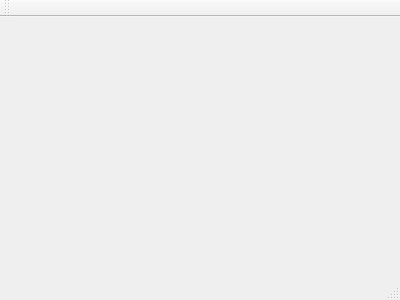
Above: mainwindow.ui from Kjelland/lynxDrive before the change. Below: the same form after it.
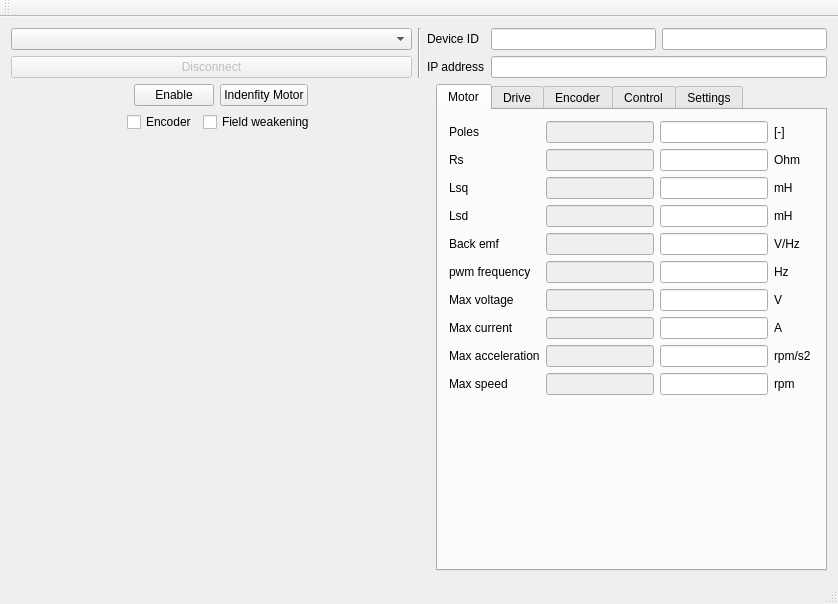
That is the form after the change. The open tabs and pages were chosen to show the change.

```diff
--- a/mainwindow.ui
+++ b/mainwindow.ui
@@ -1,24 +1,842 @@
 <ui version="4.0">
  <class>MainWindow</class>
- <widget class="QMainWindow" name="MainWindow" >
-  <property name="geometry" >
+ <widget class="QMainWindow" name="MainWindow">
+  <property name="geometry">
    <rect>
     <x>0</x>
     <y>0</y>
-    <width>400</width>
-    <height>300</height>
+    <width>838</width>
+    <height>604</height>
    </rect>
   </property>
   <property name="windowTitle" >
    <string>MainWindow</string>
   </property>
-  <widget class="QMenuBar" name="menuBar" />
-  <widget class="QToolBar" name="mainToolBar" />
-  <widget class="QWidget" name="centralWidget" />
-  <widget class="QStatusBar" name="statusBar" />
+  <widget class="QWidget" name="centralWidget">
+   <property name="sizePolicy">
+    <sizepolicy hsizetype="Preferred" vsizetype="Minimum">
+     <horstretch>0</horstretch>
+     <verstretch>0</verstretch>
+    </sizepolicy>
+   </property>
+   <layout class="QVBoxLayout" name="verticalLayout_2">
+    <item>
+     <layout class="QHBoxLayout" name="banner">
+      <property name="sizeConstraint">
+       <enum>QLayout::SetDefaultConstraint</enum>
+      </property>
+      <item>
+       <layout class="QVBoxLayout" name="verticalLayout">
+        <item>
+         <widget class="QComboBox" name="comboBox">
+          <property name="sizePolicy">
+           <sizepolicy hsizetype="Preferred" vsizetype="Fixed">
+            <horstretch>0</horstretch>
+            <verstretch>0</verstretch>
+           </sizepolicy>
+          </property>
+         </widget>
+        </item>
+        <item>
+         <widget class="QPushButton" name="pushButton">
+          <property name="enabled">
+           <bool>false</bool>
+          </property>
+          <property name="sizePolicy">
+           <sizepolicy hsizetype="Preferred" vsizetype="Fixed">
+            <horstretch>0</horstretch>
+            <verstretch>0</verstretch>
+           </sizepolicy>
+          </property>
+          <property name="text">
+           <string>Disconnect</string>
+          </property>
+         </widget>
+        </item>
+       </layout>
+      </item>
+      <item>
+       <widget class="Line" name="line">
+        <property name="orientation">
+         <enum>Qt::Vertical</enum>
+        </property>
+       </widget>
+      </item>
+      <item>
+       <layout class="QFormLayout" name="formLayout">
+        <item row="0" column="0">
+         <widget class="QLabel" name="label">
+          <property name="sizePolicy">
+           <sizepolicy hsizetype="Preferred" vsizetype="Preferred">
+            <horstretch>0</horstretch>
+            <verstretch>0</verstretch>
+           </sizepolicy>
+          </property>
+          <property name="text">
+           <string>Device ID</string>
+          </property>
+         </widget>
+        </item>
+        <item row="1" column="0">
+         <widget class="QLabel" name="label_2">
+          <property name="text">
+           <string>IP address</string>
+          </property>
+         </widget>
+        </item>
+        <item row="1" column="1">
+         <widget class="QLineEdit" name="lineEdit_2">
+          <property name="sizePolicy">
+           <sizepolicy hsizetype="Preferred" vsizetype="Fixed">
+            <horstretch>0</horstretch>
+            <verstretch>0</verstretch>
+           </sizepolicy>
+          </property>
+         </widget>
+        </item>
+        <item row="0" column="1">
+         <layout class="QHBoxLayout" name="horizontalLayout_11">
+          <item>
+           <widget class="QLineEdit" name="lineEdit_23">
+            <property name="sizePolicy">
+             <sizepolicy hsizetype="Preferred" vsizetype="Fixed">
+              <horstretch>0</horstretch>
+              <verstretch>0</verstretch>
+             </sizepolicy>
+            </property>
+           </widget>
+          </item>
+          <item>
+           <widget class="QLineEdit" name="lineEdit">
+            <property name="sizePolicy">
+             <sizepolicy hsizetype="Preferred" vsizetype="Fixed">
+              <horstretch>0</horstretch>
+              <verstretch>0</verstretch>
+             </sizepolicy>
+            </property>
+           </widget>
+          </item>
+         </layout>
+        </item>
+       </layout>
+      </item>
+     </layout>
+    </item>
+    <item>
+     <layout class="QHBoxLayout" name="main">
+      <item>
+       <layout class="QVBoxLayout" name="verticalLayout_3">
+        <item>
+         <layout class="QVBoxLayout" name="verticalLayout_7">
+          <item>
+           <layout class="QHBoxLayout" name="horizontalLayout_13">
+            <item>
+             <spacer name="horizontalSpacer">
+              <property name="orientation">
+               <enum>Qt::Horizontal</enum>
+              </property>
+              <property name="sizeHint" stdset="0">
+               <size>
+                <width>40</width>
+                <height>20</height>
+               </size>
+              </property>
+             </spacer>
+            </item>
+            <item>
+             <widget class="QPushButton" name="pushButton_3">
+              <property name="text">
+               <string>Enable</string>
+              </property>
+             </widget>
+            </item>
+            <item>
+             <widget class="QPushButton" name="pushButton_2">
+              <property name="text">
+               <string>Indenfity Motor</string>
+              </property>
+             </widget>
+            </item>
+            <item>
+             <spacer name="horizontalSpacer_2">
+              <property name="orientation">
+               <enum>Qt::Horizontal</enum>
+              </property>
+              <property name="sizeHint" stdset="0">
+               <size>
+                <width>40</width>
+                <height>20</height>
+               </size>
+              </property>
+             </spacer>
+            </item>
+           </layout>
+          </item>
+         </layout>
+        </item>
+        <item>
+         <layout class="QHBoxLayout" name="horizontalLayout_14">
+          <item>
+           <spacer name="horizontalSpacer_3">
+            <property name="orientation">
+             <enum>Qt::Horizontal</enum>
+            </property>
+            <property name="sizeHint" stdset="0">
+             <size>
+              <width>40</width>
+              <height>20</height>
+             </size>
+            </property>
+           </spacer>
+          </item>
+          <item>
+           <widget class="QCheckBox" name="checkBox_2">
+            <property name="text">
+             <string>Encoder</string>
+            </property>
+           </widget>
+          </item>
+          <item>
+           <widget class="QCheckBox" name="checkBox">
+            <property name="text">
+             <string>Field weakening</string>
+            </property>
+           </widget>
+          </item>
+          <item>
+           <spacer name="horizontalSpacer_4">
+            <property name="orientation">
+             <enum>Qt::Horizontal</enum>
+            </property>
+            <property name="sizeHint" stdset="0">
+             <size>
+              <width>40</width>
+              <height>20</height>
+             </size>
+            </property>
+           </spacer>
+          </item>
+         </layout>
+        </item>
+        <item>
+         <layout class="QHBoxLayout" name="horizontalLayout_15"/>
+        </item>
+        <item>
+         <spacer name="verticalSpacer">
+          <property name="orientation">
+           <enum>Qt::Vertical</enum>
+          </property>
+          <property name="sizeHint" stdset="0">
+           <size>
+            <width>20</width>
+            <height>40</height>
+           </size>
+          </property>
+         </spacer>
+        </item>
+       </layout>
+      </item>
+      <item>
+       <widget class="QTabWidget" name="tabWidget">
+        <property name="sizePolicy">
+         <sizepolicy hsizetype="Preferred" vsizetype="Expanding">
+          <horstretch>0</horstretch>
+          <verstretch>0</verstretch>
+         </sizepolicy>
+        </property>
+        <property name="currentIndex">
+         <number>2</number>
+        </property>
+        <widget class="QWidget" name="tabMotor">
+         <attribute name="title">
+          <string>Motor</string>
+         </attribute>
+         <layout class="QHBoxLayout" name="horizontalLayout">
+          <item>
+           <layout class="QFormLayout" name="formLayout_2">
+            <item row="0" column="0">
+             <widget class="QLabel" name="label_5">
+              <property name="text">
+               <string>Poles</string>
+              </property>
+             </widget>
+            </item>
+            <item row="0" column="1">
+             <layout class="QHBoxLayout" name="formLayou">
+              <item>
+               <widget class="QLineEdit" name="lineEdit_6">
+                <property name="enabled">
+                 <bool>false</bool>
+                </property>
+               </widget>
+              </item>
+              <item>
+               <widget class="QLineEdit" name="lineEdit_5"/>
+              </item>
+              <item>
+               <widget class="QLabel" name="label_6">
+                <property name="sizePolicy">
+                 <sizepolicy hsizetype="Minimum" vsizetype="Preferred">
+                  <horstretch>0</horstretch>
+                  <verstretch>0</verstretch>
+                 </sizepolicy>
+                </property>
+                <property name="minimumSize">
+                 <size>
+                  <width>40</width>
+                  <height>0</height>
+                 </size>
+                </property>
+                <property name="text">
+                 <string>[-]</string>
+                </property>
+               </widget>
+              </item>
+             </layout>
+            </item>
+            <item row="1" column="0">
+             <widget class="QLabel" name="label_3">
+              <property name="text">
+               <string>Rs</string>
+              </property>
+             </widget>
+            </item>
+            <item row="1" column="1">
+             <layout class="QHBoxLayout" name="horizontalLayout_2">
+              <item>
+               <widget class="QLineEdit" name="lineEdit_4">
+                <property name="enabled">
+                 <bool>false</bool>
+                </property>
+               </widget>
+              </item>
+              <item>
+               <widget class="QLineEdit" name="lineEdit_3"/>
+              </item>
+              <item>
+               <widget class="QLabel" name="label_4">
+                <property name="sizePolicy">
+                 <sizepolicy hsizetype="Minimum" vsizetype="Preferred">
+                  <horstretch>0</horstretch>
+                  <verstretch>0</verstretch>
+                 </sizepolicy>
+                </property>
+                <property name="minimumSize">
+                 <size>
+                  <width>40</width>
+                  <height>0</height>
+                 </size>
+                </property>
+                <property name="text">
+                 <string>Ohm</string>
+                </property>
+               </widget>
+              </item>
+             </layout>
+            </item>
+            <item row="2" column="0">
+             <widget class="QLabel" name="lLabel">
+              <property name="text">
+               <string>Lsq</string>
+              </property>
+             </widget>
+            </item>
+            <item row="3" column="0">
+             <widget class="QLabel" name="label_7">
+              <property name="text">
+               <string>Lsd</string>
+              </property>
+             </widget>
+            </item>
+            <item row="4" column="0">
+             <widget class="QLabel" name="label_8">
+              <property name="text">
+               <string>Back emf</string>
+              </property>
+             </widget>
+            </item>
+            <item row="5" column="0">
+             <widget class="QLabel" name="label_9">
+              <property name="text">
+               <string>pwm frequency</string>
+              </property>
+             </widget>
+            </item>
+            <item row="6" column="0">
+             <widget class="QLabel" name="label_10">
+              <property name="text">
+               <string>Max voltage</string>
+              </property>
+             </widget>
+            </item>
+            <item row="7" column="0">
+             <widget class="QLabel" name="label_11">
+              <property name="text">
+               <string>Max current</string>
+              </property>
+             </widget>
+            </item>
+            <item row="9" column="0">
+             <widget class="QLabel" name="label_13">
+              <property name="text">
+               <string>Max speed</string>
+              </property>
+             </widget>
+            </item>
+            <item row="8" column="0">
+             <widget class="QLabel" name="label_12">
+              <property name="text">
+               <string>Max acceleration</string>
+              </property>
+             </widget>
+            </item>
+            <item row="2" column="1">
+             <layout class="QHBoxLayout" name="horizontalLayout_3">
+              <item>
+               <widget class="QLineEdit" name="lineEdit_7">
+                <property name="enabled">
+                 <bool>false</bool>
+                </property>
+               </widget>
+              </item>
+              <item>
+               <widget class="QLineEdit" name="lineEdit_9"/>
+              </item>
+              <item>
+               <widget class="QLabel" name="label_14">
+                <property name="sizePolicy">
+                 <sizepolicy hsizetype="Minimum" vsizetype="Preferred">
+                  <horstretch>0</horstretch>
+                  <verstretch>0</verstretch>
+                 </sizepolicy>
+                </property>
+                <property name="minimumSize">
+                 <size>
+                  <width>40</width>
+                  <height>0</height>
+                 </size>
+                </property>
+                <property name="text">
+                 <string>mH</string>
+                </property>
+               </widget>
+              </item>
+             </layout>
+            </item>
+            <item row="3" column="1">
+             <layout class="QHBoxLayout" name="horizontalLayout_4">
+              <item>
+               <widget class="QLineEdit" name="lineEdit_8">
+                <property name="enabled">
+                 <bool>false</bool>
+                </property>
+               </widget>
+              </item>
+              <item>
+               <widget class="QLineEdit" name="lineEdit_10"/>
+              </item>
+              <item>
+               <widget class="QLabel" name="label_15">
+                <property name="sizePolicy">
+                 <sizepolicy hsizetype="Minimum" vsizetype="Preferred">
+                  <horstretch>0</horstretch>
+                  <verstretch>0</verstretch>
+                 </sizepolicy>
+                </property>
+                <property name="minimumSize">
+                 <size>
+                  <width>40</width>
+                  <height>0</height>
+                 </size>
+                </property>
+                <property name="text">
+                 <string>mH</string>
+                </property>
+               </widget>
+              </item>
+             </layout>
+            </item>
+            <item row="4" column="1">
+             <layout class="QHBoxLayout" name="horizontalLayout_5">
+              <item>
+               <widget class="QLineEdit" name="lineEdit_12">
+                <property name="enabled">
+                 <bool>false</bool>
+                </property>
+               </widget>
+              </item>
+              <item>
+               <widget class="QLineEdit" name="lineEdit_11"/>
+              </item>
+              <item>
+               <widget class="QLabel" name="label_16">
+                <property name="sizePolicy">
+                 <sizepolicy hsizetype="Minimum" vsizetype="Preferred">
+                  <horstretch>0</horstretch>
+                  <verstretch>0</verstretch>
+                 </sizepolicy>
+                </property>
+                <property name="minimumSize">
+                 <size>
+                  <width>40</width>
+                  <height>0</height>
+                 </size>
+                </property>
+                <property name="text">
+                 <string>V/Hz</string>
+                </property>
+               </widget>
+              </item>
+             </layout>
+            </item>
+            <item row="5" column="1">
+             <layout class="QHBoxLayout" name="horizontalLayout_6">
+              <item>
+               <widget class="QLineEdit" name="lineEdit_13">
+                <property name="enabled">
+                 <bool>false</bool>
+                </property>
+               </widget>
+              </item>
+              <item>
+               <widget class="QLineEdit" name="lineEdit_14"/>
+              </item>
+              <item>
+               <widget class="QLabel" name="label_17">
+                <property name="sizePolicy">
+                 <sizepolicy hsizetype="Minimum" vsizetype="Preferred">
+                  <horstretch>0</horstretch>
+                  <verstretch>0</verstretch>
+                 </sizepolicy>
+                </property>
+                <property name="minimumSize">
+                 <size>
+                  <width>40</width>
+                  <height>0</height>
+                 </size>
+                </property>
+                <property name="text">
+                 <string>Hz</string>
+                </property>
+               </widget>
+              </item>
+             </layout>
+            </item>
+            <item row="6" column="1">
+             <layout class="QHBoxLayout" name="horizontalLayout_7">
+              <item>
+               <widget class="QLineEdit" name="lineEdit_15">
+                <property name="enabled">
+                 <bool>false</bool>
+                </property>
+               </widget>
+              </item>
+              <item>
+               <widget class="QLineEdit" name="lineEdit_16"/>
+              </item>
+              <item>
+               <widget class="QLabel" name="label_18">
+                <property name="sizePolicy">
+                 <sizepolicy hsizetype="Minimum" vsizetype="Preferred">
+                  <horstretch>0</horstretch>
+                  <verstretch>0</verstretch>
+                 </sizepolicy>
+                </property>
+                <property name="minimumSize">
+                 <size>
+                  <width>40</width>
+                  <height>0</height>
+                 </size>
+                </property>
+                <property name="text">
+                 <string>V</string>
+                </property>
+               </widget>
+              </item>
+             </layout>
+            </item>
+            <item row="7" column="1">
+             <layout class="QHBoxLayout" name="horizontalLayout_8">
+              <item>
+               <widget class="QLineEdit" name="lineEdit_18">
+                <property name="enabled">
+                 <bool>false</bool>
+                </property>
+               </widget>
+              </item>
+              <item>
+               <widget class="QLineEdit" name="lineEdit_17"/>
+              </item>
+              <item>
+               <widget class="QLabel" name="label_19">
+                <property name="sizePolicy">
+                 <sizepolicy hsizetype="Minimum" vsizetype="Preferred">
+                  <horstretch>0</horstretch>
+                  <verstretch>0</verstretch>
+                 </sizepolicy>
+                </property>
+                <property name="minimumSize">
+                 <size>
+                  <width>40</width>
+                  <height>0</height>
+                 </size>
+                </property>
+                <property name="text">
+                 <string>A</string>
+                </property>
+               </widget>
+              </item>
+             </layout>
+            </item>
+            <item row="8" column="1">
+             <layout class="QHBoxLayout" name="horizontalLayout_9">
+              <item>
+               <widget class="QLineEdit" name="lineEdit_20">
+                <property name="enabled">
+                 <bool>false</bool>
+                </property>
+               </widget>
+              </item>
+              <item>
+               <widget class="QLineEdit" name="lineEdit_19"/>
+              </item>
+              <item>
+               <widget class="QLabel" name="label_20">
+                <property name="sizePolicy">
+                 <sizepolicy hsizetype="Minimum" vsizetype="Preferred">
+                  <horstretch>0</horstretch>
+                  <verstretch>0</verstretch>
+                 </sizepolicy>
+                </property>
+                <property name="minimumSize">
+                 <size>
+                  <width>40</width>
+                  <height>0</height>
+                 </size>
+                </property>
+                <property name="text">
+                 <string>rpm/s2</string>
+                </property>
+               </widget>
+              </item>
+             </layout>
+            </item>
+            <item row="9" column="1">
+             <layout class="QHBoxLayout" name="horizontalLayout_10">
+              <item>
+               <widget class="QLineEdit" name="lineEdit_21">
+                <property name="enabled">
+                 <bool>false</bool>
+                </property>
+               </widget>
+              </item>
+              <item>
+               <widget class="QLineEdit" name="lineEdit_22"/>
+              </item>
+              <item>
+               <widget class="QLabel" name="label_21">
+                <property name="sizePolicy">
+                 <sizepolicy hsizetype="Minimum" vsizetype="Preferred">
+                  <horstretch>0</horstretch>
+                  <verstretch>0</verstretch>
+                 </sizepolicy>
+                </property>
+                <property name="minimumSize">
+                 <size>
+                  <width>40</width>
+                  <height>0</height>
+                 </size>
+                </property>
+                <property name="text">
+                 <string>rpm</string>
+                </property>
+               </widget>
+              </item>
+             </layout>
+            </item>
+           </layout>
+          </item>
+         </layout>
+        </widget>
+        <widget class="QWidget" name="tabDrive">
+         <attribute name="title">
+          <string>Drive</string>
+         </attribute>
+         <layout class="QHBoxLayout" name="horizontalLayout_16">
+          <item>
+           <layout class="QFormLayout" name="formLayout_3">
+            <item row="0" column="0">
+             <widget class="QLabel" name="label_22">
+              <property name="text">
+               <string>Max voltage</string>
+              </property>
+             </widget>
+            </item>
+            <item row="1" column="0">
+             <widget class="QLabel" name="label_23">
+              <property name="text">
+               <string>Max current</string>
+              </property>
+             </widget>
+            </item>
+            <item row="2" column="0">
+             <widget class="QLabel" name="label_24">
+              <property name="text">
+               <string>Bias voltage</string>
+              </property>
+             </widget>
+            </item>
+            <item row="3" column="0">
+             <widget class="QLabel" name="label_25">
+              <property name="text">
+               <string>Bias current</string>
+              </property>
+             </widget>
+            </item>
+           </layout>
+          </item>
+         </layout>
+        </widget>
+        <widget class="QWidget" name="tabEncoder">
+         <attribute name="title">
+          <string>Encoder</string>
+         </attribute>
+         <layout class="QVBoxLayout" name="verticalLayout_8">
+          <item>
+           <layout class="QFormLayout" name="formLayout_4">
+            <item row="4" column="0">
+             <widget class="QLabel" name="label_26">
+              <property name="text">
+               <string>Resolution</string>
+              </property>
+             </widget>
+            </item>
+            <item row="3" column="0">
+             <widget class="QLabel" name="label_28">
+              <property name="text">
+               <string>LP filter</string>
+              </property>
+             </widget>
+            </item>
+            <item row="2" column="0">
+             <widget class="QLabel" name="label_29">
+              <property name="text">
+               <string>HP filter</string>
+              </property>
+             </widget>
+            </item>
+            <item row="1" column="0">
+             <widget class="QLabel" name="label_27">
+              <property name="text">
+               <string>Zero offset</string>
+              </property>
+             </widget>
+            </item>
+            <item row="0" column="0">
+             <widget class="QLabel" name="label_30">
+              <property name="text">
+               <string>Speed cutoff</string>
+              </property>
+             </widget>
+            </item>
+           </layout>
+          </item>
+          <item>
+           <layout class="QHBoxLayout" name="horizontalLayout_17">
+            <item>
+             <spacer name="horizontalSpacer_5">
+              <property name="orientation">
+               <enum>Qt::Horizontal</enum>
+              </property>
+              <property name="sizeHint" stdset="0">
+               <size>
+                <width>40</width>
+                <height>20</height>
+               </size>
+              </property>
+             </spacer>
+            </item>
+            <item>
+             <widget class="QRadioButton" name="radioButton_2">
+              <property name="text">
+               <string>Sync @ startup</string>
+              </property>
+             </widget>
+            </item>
+            <item>
+             <widget class="QRadioButton" name="radioButton">
+              <property name="text">
+               <string>Use offset value</string>
+              </property>
+             </widget>
+            </item>
+            <item>
+             <spacer name="horizontalSpacer_6">
+              <property name="orientation">
+               <enum>Qt::Horizontal</enum>
+              </property>
+              <property name="sizeHint" stdset="0">
+               <size>
+                <width>40</width>
+                <height>20</height>
+               </size>
+              </property>
+             </spacer>
+            </item>
+           </layout>
+          </item>
+          <item>
+           <spacer name="verticalSpacer_2">
+            <property name="orientation">
+             <enum>Qt::Vertical</enum>
+            </property>
+            <property name="sizeHint" stdset="0">
+             <size>
+              <width>20</width>
+              <height>40</height>
+             </size>
+            </property>
+           </spacer>
+          </item>
+         </layout>
+        </widget>
+        <widget class="QWidget" name="tabControl">
+         <attribute name="title">
+          <string>Control</string>
+         </attribute>
+        </widget>
+        <widget class="QWidget" name="tabSettings">
+         <attribute name="title">
+          <string>Settings</string>
+         </attribute>
+        </widget>
+       </widget>
+      </item>
+     </layout>
+    </item>
+   </layout>
+  </widget>
+  <widget class="QMenuBar" name="menuBar">
+   <property name="geometry">
+    <rect>
+     <x>0</x>
+     <y>0</y>
+     <width>838</width>
+     <height>25</height>
+    </rect>
+   </property>
+  </widget>
+  <widget class="QToolBar" name="mainToolBar">
+   <attribute name="toolBarArea">
+    <enum>TopToolBarArea</enum>
+   </attribute>
+   <attribute name="toolBarBreak">
+    <bool>false</bool>
+   </attribute>
+  </widget>
+  <widget class="QStatusBar" name="statusBar"/>
  </widget>
- <layoutDefault spacing="6" margin="11" />
- <pixmapfunction></pixmapfunction>
+ <layoutdefault spacing="6" margin="11"/>
  <resources/>
  <connections/>
 </ui>
```
Left out of the diff: 3 changed lines with no effect on the pictures.
